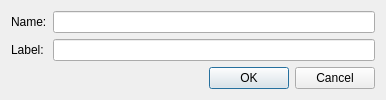
Before: the Qt Designer form 2.0/beyza.ermis/ahenk/lider/lider/folder.ui in pars-linux/uludag, drawn with Qt 5.
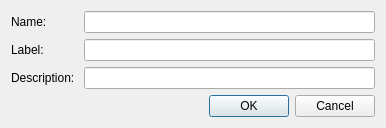
After: the same form once the commit is applied.

Commit message: Description field is added.

Patch:
```diff
--- a/2.0/beyza.ermis/ahenk/lider/lider/folder.ui
+++ b/2.0/beyza.ermis/ahenk/lider/lider/folder.ui
@@ -7,7 +7,7 @@
     <x>0</x>
     <y>0</y>
     <width>386</width>
-    <height>93</height>
+    <height>116</height>
    </rect>
   </property>
   <property name="windowTitle">
@@ -36,6 +36,16 @@
        </property>
       </widget>
      </item>
+     <item row="2" column="1">
+      <widget class="QLineEdit" name="editDescription"/>
+     </item>
+     <item row="2" column="0">
+      <widget class="QLabel" name="label_3">
+       <property name="text">
+        <string>Description: </string>
+       </property>
+      </widget>
+     </item>
     </layout>
    </item>
    <item row="1" column="0">
```
The commit also changes 1 other file.
